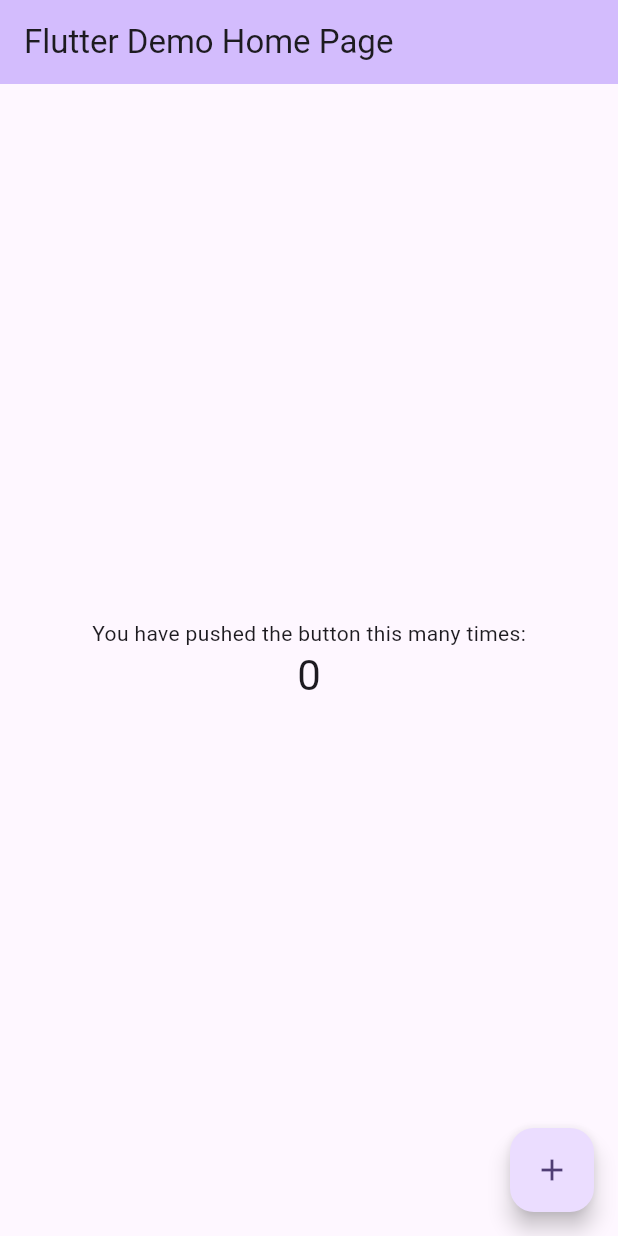
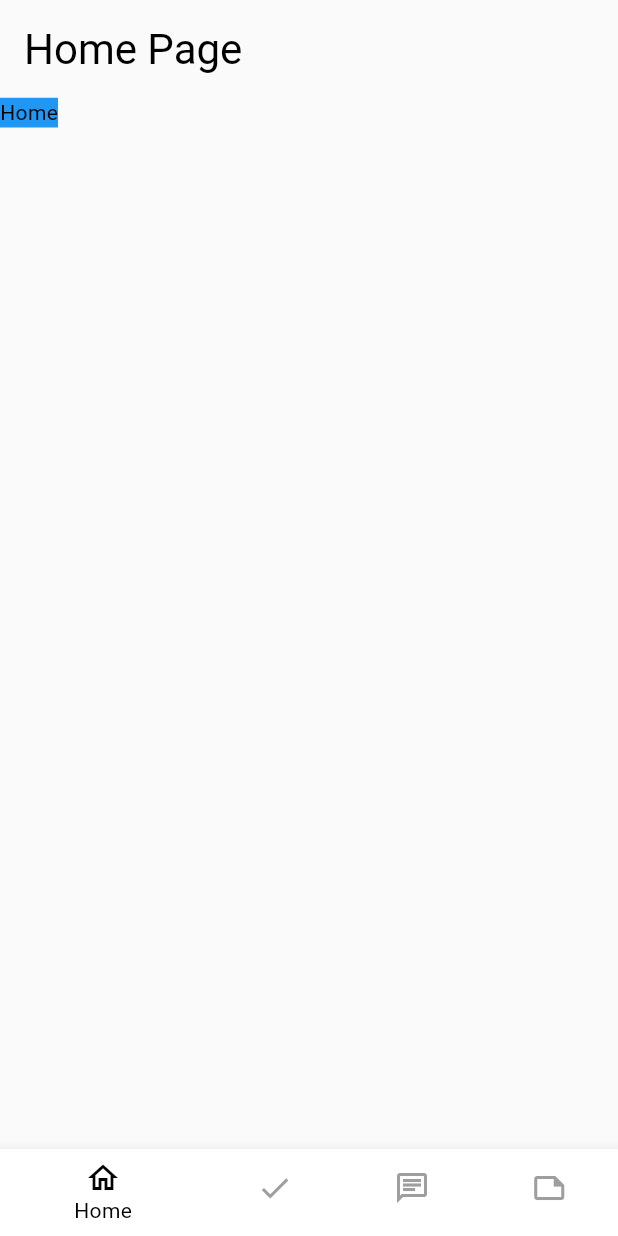
Before and after one commit to SumeyyeAydogan/agriculture_app, a Flutter app: the screen it shows after launch, on a phone screen of 412 x 824 dp. Run offline on Flutter 3.47's test engine with Material 3 defaults, Android fonts, the phone set to English and light mode, and no system bars; our stand-ins replace bloc, equatable, flutter_bloc.

Commit message:
done bottom navigation bar

```diff
--- a/lib/core/init/theme/agriculture_theme.dart
+++ b/lib/core/init/theme/agriculture_theme.dart
@@ -5,8 +5,8 @@ class AgricultureTheme {
     primarySwatch: Colors.blue,
     colorScheme: const ColorScheme.light(
         primary: Color(0xff4ab1b3),
-        secondary: Color(0xFFED6B5E),
-        inversePrimary: Color(0xFF78C4C5),
+        secondary: Color(0xFFAAD9BB),
+        inversePrimary: Color(0xFF80BCBD),
         error: Color(0xfffcb064),
         primaryContainer: Color(0xfff8f4f4),
         secondaryContainer: Color(0xFFEDF4F3)),
--- /dev/null
+++ b/lib/features/cubit/tab/tab_cubit.dart
@@ -0,0 +1,16 @@
+import 'package:bloc/bloc.dart';
+import 'package:equatable/equatable.dart';
+import 'package:flutter/material.dart';
+
+part 'tab_state.dart';
+
+class TabCubit extends Cubit<TabState> {
+  TabController? tabController;
+  TabCubit(this.tabController)
+      : super(TabInitial(tabController));
+  void changeIndex({required int index}) {
+    emit(TabLoading());
+    tabController?.index = index;
+    emit(TabInitial(tabController));
+  }
+}
--- /dev/null
+++ b/lib/features/cubit/tab/tab_state.dart
@@ -0,0 +1,16 @@
+part of 'tab_cubit.dart';
+
+abstract class TabState extends Equatable {
+  const TabState();
+
+  @override
+  List<Object> get props => [];
+
+}
+
+class TabInitial extends TabState {
+  final TabController? tabController;
+  const TabInitial(this.tabController);
+}
+
+class TabLoading extends TabState {}
--- /dev/null
+++ b/lib/features/view/bottom_nav_bar.dart
@@ -0,0 +1,81 @@
+import 'package:agriculture_app/core/extension/context_extension.dart';
+import 'package:agriculture_app/core/init/theme/agriculture_theme.dart';
+import 'package:flutter/material.dart';
+import 'package:flutter_bloc/flutter_bloc.dart';
+import '../cubit/tab/tab_cubit.dart';
+import 'chat_view.dart';
+import 'home_view.dart';
+import 'notes_view.dart';
+
+class BottomNavBar extends StatefulWidget {
+  const BottomNavBar({Key? key}) : super(key: key);
+  @override
+  State<BottomNavBar> createState() => _BottomNavBarState();
+}
+
+@override
+void initState() {}
+
+class _BottomNavBarState extends State<BottomNavBar> with TickerProviderStateMixin {
+  List<Widget?> screenList = [
+    const HomePage(),
+    const HomePage(),
+    //const AllToDosPage(),
+    const ChatPage(),
+    const NotesPage(),
+  ];
+  List<String> screenNameList = [
+    "Home Page",
+    "To Do Page",
+    "Chat Page",
+    "Notes Page",
+  ];
+  String currentPage = "Home Page";
+
+  @override
+  Widget build(BuildContext context) {
+    return BlocProvider(
+      create: (context) => TabCubit(TabController(length: 4, vsync: this)),
+      child: BlocBuilder<TabCubit, TabState>(
+        builder: (context, state) {
+          if (state is TabInitial) {
+            return Scaffold(
+                appBar: AppBar(
+                  title: Text(currentPage, style: context.theme.textTheme.headlineMedium,),
+                  centerTitle: false,
+                ),
+                bottomNavigationBar: BottomNavigationBar(
+                    selectedItemColor: Colors.black,
+                    unselectedItemColor: Colors.grey,
+                    currentIndex: state.tabController!.index,
+                    onTap: (index) {
+                      context.read<TabCubit>().changeIndex(index: index);
+                      currentPage = screenNameList[state.tabController!.index];
+                    },
+                    items: const [
+                      BottomNavigationBarItem(
+                        icon: Icon(Icons.home_outlined), label: "Home",
+                      ),
+                      BottomNavigationBarItem(
+                        icon: Icon(Icons.done_outlined), label: "To Do",
+                      ),
+                      BottomNavigationBarItem(
+                        icon: Icon(
+                          Icons.chat_outlined,
+                        ),
+                        label: "Chat",
+                      ),
+                      BottomNavigationBarItem(
+                        icon: Icon(Icons.note_outlined),
+                        label: "Notes",
+                      ),
+                    ]),
+                body: screenList[state.tabController!.index]);
+          } else {
+            return const SizedBox();
+          }
+        },
+      ),
+    );
+  }
+}
--- /dev/null
+++ b/lib/features/view/home_view.dart
@@ -0,0 +1,12 @@
+import 'package:flutter/material.dart';
+
+class HomePage extends StatelessWidget {
+  const HomePage({Key? key}) : super(key: key);
+
+  @override
+  Widget build(BuildContext context) {
+    return Scaffold(
+      body: Container(child: Text("Home"), color: Colors.blue,),
+    );
+  }
+}
--- a/lib/main.dart
+++ b/lib/main.dart
@@ -1,3 +1,5 @@
+import 'package:agriculture_app/core/init/theme/agriculture_theme.dart';
+import 'package:agriculture_app/features/view/bottom_nav_bar.dart';
 import 'package:flutter/material.dart';
 
 void main() {
@@ -10,11 +12,8 @@ class MyApp extends StatelessWidget {
   Widget build(BuildContext context) {
     return MaterialApp(
       title: 'Flutter Demo',
-      theme: ThemeData(
-        colorScheme: ColorScheme.fromSeed(seedColor: Colors.deepPurple),
-        useMaterial3: true,
-      ),
-      home: const MyHomePage(title: 'Flutter Demo Home Page'),
+      theme: AgricultureTheme.defaultTheme,
+      home: const BottomNavBar(),
     );
   }
 }
--- a/pubspec.yaml
+++ b/pubspec.yaml
@@ -35,6 +35,10 @@ dependencies:
   # The following adds the Cupertino Icons font to your application.
   # Use with the CupertinoIcons class for iOS style icons.
   cupertino_icons: ^1.0.2
+  bloc: ^8.1.2
+  flutter_bloc: ^8.1.3
+  equatable: ^2.0.5
+  uuid: ^4.2.2
 
 dev_dependencies:
   flutter_test:
```
Also changed, not shown: lib/features/view/all_todos_view.dart (added, +62 -0 lines), lib/features/view/chat_view.dart (added, +16 -0 lines), lib/features/view/notes_view.dart (added, +64 -0 lines), lib/features/view/profile_view.dart (added, +12 -0 lines), pubspec.lock.
